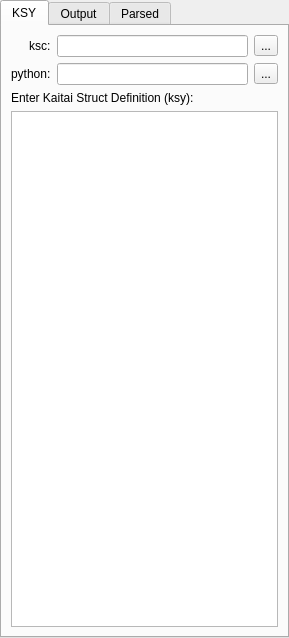
Above: src/hobbits-plugins/analyzers/KaitaiStruct/kaitaistruct.ui from goldest-star/binary-analysis-tool before the change. Below: the same form after it.
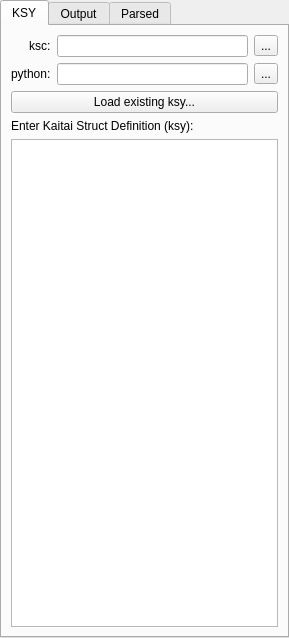
That is the form after the change.

Diff of the .ui file:
```diff
--- a/src/hobbits-plugins/analyzers/KaitaiStruct/kaitaistruct.ui
+++ b/src/hobbits-plugins/analyzers/KaitaiStruct/kaitaistruct.ui
@@ -107,6 +107,13 @@
            </item>
           </layout>
          </item>
+         <item>
+          <widget class="QPushButton" name="pb_loadKsy">
+           <property name="text">
+            <string>Load existing ksy...</string>
+           </property>
+          </widget>
+         </item>
          <item>
           <widget class="QLabel" name="label">
            <property name="text">
```
